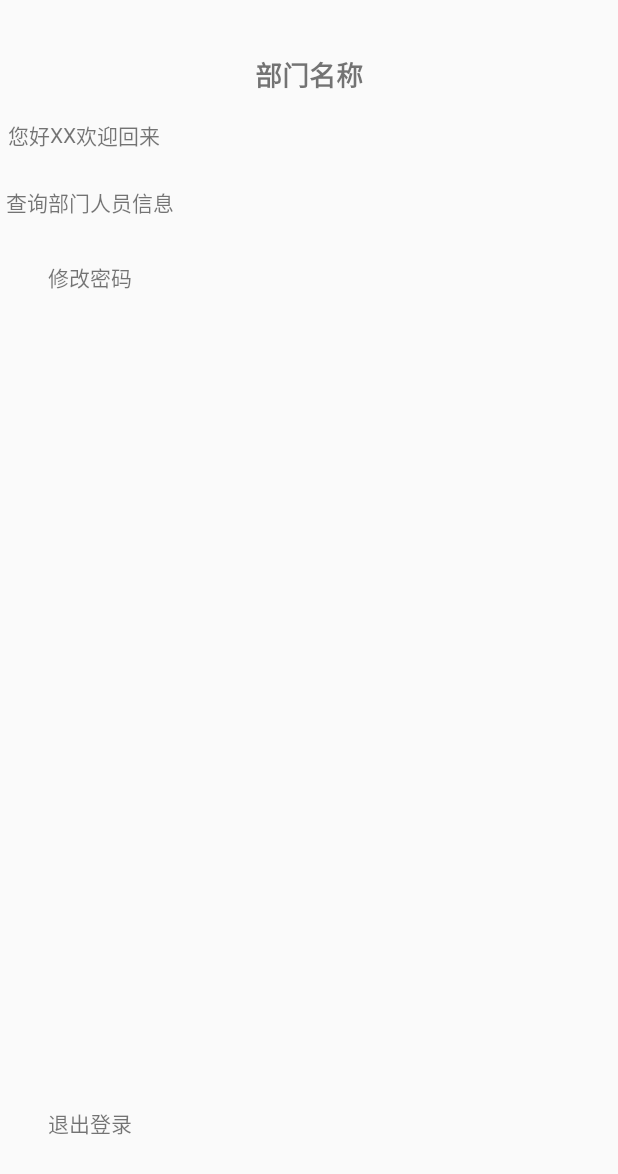
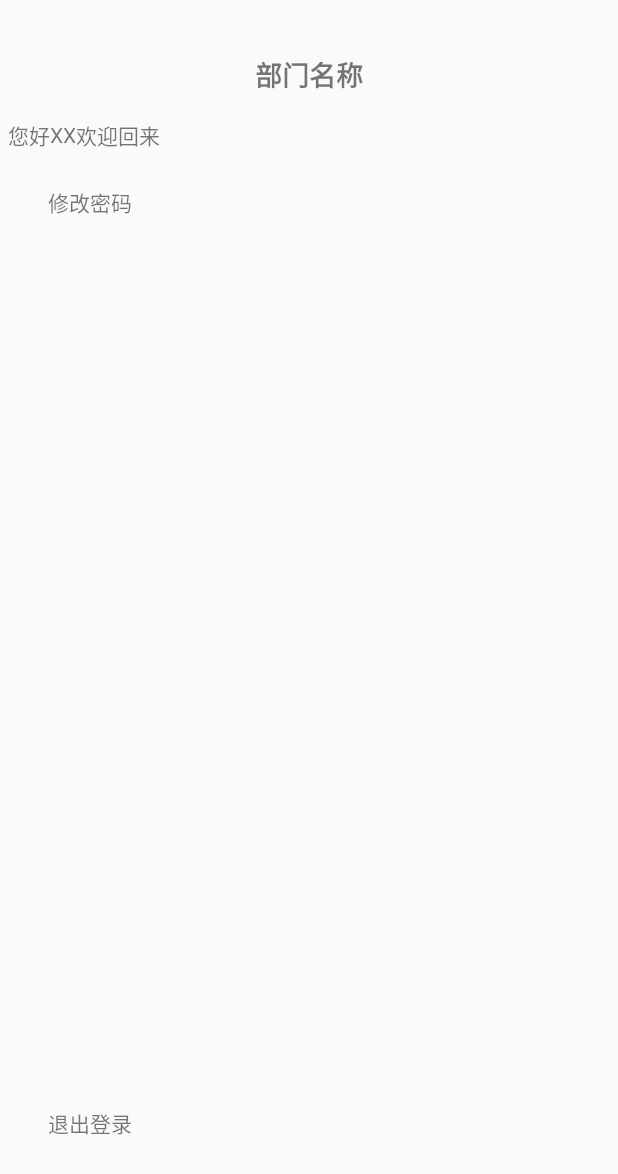
Before and after one commit to violet-two/login-android, an Android app: the InformationDepartmentActivity screen opened directly, with no data from a screen before it, on a phone screen of 412 x 824 dp. Shown: the top 1174 px of the screen. Run offline under Robolectric (Android 15) with nearby library versions, the phone set to English and light mode, and no system bars.

Commit message:
修复了一些bug

```diff
--- a/login-ws-team/src/main/java/ws/com/login_ws_team/InformationDepartmentActivity.java
+++ b/login-ws-team/src/main/java/ws/com/login_ws_team/InformationDepartmentActivity.java
@@ -5,13 +5,19 @@ import androidx.appcompat.app.AppCompatActivity;
 import android.content.Intent;
 import android.os.Bundle;
 import android.view.View;
+import android.widget.TextView;
 
 public class InformationDepartmentActivity extends AppCompatActivity {
+
+    private TextView search;
 
     @Override
     protected void onCreate(Bundle savedInstanceState) {
         super.onCreate(savedInstanceState);
         setContentView(R.layout.activity_information_department);
+        search = findViewById(R.id.search);
+        search.setVisibility(View.GONE);
+
     }
 
     public void quit(View view) {
--- a/login-ws-team/src/main/res/layout/activity_information_department.xml
+++ b/login-ws-team/src/main/res/layout/activity_information_department.xml
@@ -50,6 +50,7 @@
                 android:layout_height="match_parent"
                 android:orientation="vertical">
                 <TextView
+                    android:id="@+id/search"
                     android:layout_width="match_parent"
                     android:layout_height="50dp"
                     android:gravity="center"
```
